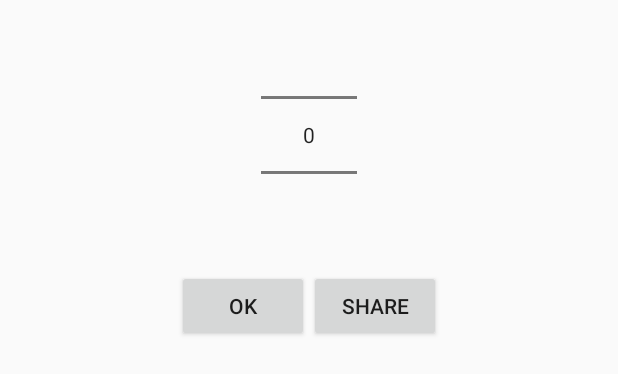
After one commit to GuiNoya/SeriesManager, an Android app: the layout fragment_rating_dialog.xml on its own in the app's theme, with its tools: preview values and no code run, on a phone screen of 412 x 824 dp. The commit adds this screen. Shown: the top 374 px of the screen. Run offline under Robolectric (Android 15) with nearby library versions, the phone set to English and light mode, and no system bars.

Commit message:
Added episode rating

```diff
--- a/app/src/main/java/com/seriesmanager/app/database/DBHelper.java
+++ b/app/src/main/java/com/seriesmanager/app/database/DBHelper.java
@@ -35,6 +35,7 @@ public class DBHelper extends SQLiteOpenHelper {
     private static final String COLUMN_ID_FOREIGN = "fid";
 
     private static final String COLUMN_WATCHED = "watched";
+    private static final String COLUMN_RATING = "rating";
 
 
     public DBHelper(Context context, CursorFactory factory) {
@@ -54,7 +55,7 @@ public class DBHelper extends SQLiteOpenHelper {
 
         String createEpisodeTable = "CREATE TABLE " + TABLE_EPISODE + "(" + COLUMN_ID + " INTEGER PRIMARY KEY, "
                 + COLUMN_NAME + " TEXT NOT NULL, " + COLUMN_NUMBER + " INTEGER NOT NULL, " + COLUMN_OVERVIEW
-                + " TEXT, " + COLUMN_WATCHED + " INTEGER, " + COLUMN_ID_FOREIGN
+                + " TEXT, " + COLUMN_WATCHED + " INTEGER, " + COLUMN_RATING + " INTEGER, " + COLUMN_ID_FOREIGN
                 + " INTEGER NOT NULL,  FOREIGN KEY(" + COLUMN_ID_FOREIGN + ") REFERENCES " + TABLE_SEASON
                 + "(" + COLUMN_ID + "));";
 
@@ -117,6 +118,7 @@ public class DBHelper extends SQLiteOpenHelper {
         values.put(COLUMN_NAME, ep.getName());
         values.put(COLUMN_OVERVIEW, ep.getSummary());
         values.put(COLUMN_WATCHED, ep.isWatched() ? 1 : 0);
+        values.put(COLUMN_RATING, (int) ep.getRating());
 
         SQLiteDatabase db = getWritableDatabase();
         db.insert(TABLE_EPISODE, null, values);
@@ -193,6 +195,7 @@ public class DBHelper extends SQLiteOpenHelper {
                         episode.setEpisodeNumber(cursor2.getInt(2));
                         episode.setSummary(cursor2.getString(3));
                         episode.setWatched(cursor2.getInt(4) == 1);
+                        episode.setRating((short) cursor2.getInt(5));
                         episode.setSeason(season);
                         episode.setShow(show);
                         season.getEpisodes().put(episode.getEpisodeNumber(), episode);
@@ -249,6 +252,7 @@ public class DBHelper extends SQLiteOpenHelper {
         values.put(COLUMN_NAME, ep.getName());
         values.put(COLUMN_OVERVIEW, ep.getSummary());
         values.put(COLUMN_WATCHED, ep.isWatched() ? 1 : 0);
+        values.put(COLUMN_RATING, (int) ep.getRating());
 
         SQLiteDatabase db = getWritableDatabase();
         db.update(TABLE_EPISODE, values, COLUMN_ID + " = " + ep.getId(), null);
--- /dev/null
+++ b/app/src/main/res/layout/fragment_rating_dialog.xml
@@ -0,0 +1,43 @@
+<?xml version="1.0" encoding="utf-8"?>
+
+<LinearLayout xmlns:android="http://schemas.android.com/apk/res/android"
+    android:layout_width="match_parent"
+    android:layout_height="match_parent"
+    android:baselineAligned="false"
+    android:measureWithLargestChild="false"
+    android:orientation="vertical">
+
+    <NumberPicker
+        android:id="@+id/number_picker_rating_episode"
+        android:layout_width="wrap_content"
+        android:layout_height="wrap_content"
+        android:layout_gravity="center_horizontal"
+        android:baselineAligned="false"
+        android:orientation="vertical" />
+
+    <RelativeLayout
+        android:layout_width="wrap_content"
+        android:layout_height="wrap_content"
+        android:layout_gravity="center_horizontal"
+        android:orientation="horizontal">
+
+        <Button
+            android:id="@+id/button_episode_rating_ok"
+            android:layout_width="wrap_content"
+            android:layout_height="wrap_content"
+            android:layout_alignParentLeft="false"
+            android:layout_alignParentStart="true"
+            android:layout_alignParentTop="true"
+            android:layout_centerHorizontal="true"
+            android:text="OK" />
+
+        <Button
+            android:id="@+id/button_episode_rating_share"
+            android:layout_width="wrap_content"
+            android:layout_height="wrap_content"
+            android:layout_alignParentTop="true"
+            android:layout_toRightOf="@+id/button_episode_rating_ok"
+            android:text="Share" />
+    </RelativeLayout>
+
+</LinearLayout>
```
Also changed, not shown: app/src/main/java/com/seriesmanager/app/adapters/ShowTempAdapter.java (+6 -1 lines), app/src/main/java/com/seriesmanager/app/entities/Episode.java (+9 -0 lines), app/src/main/java/com/seriesmanager/app/ui/dialogs/EpisodeRatingDialog.java (added, +49 -0 lines).
